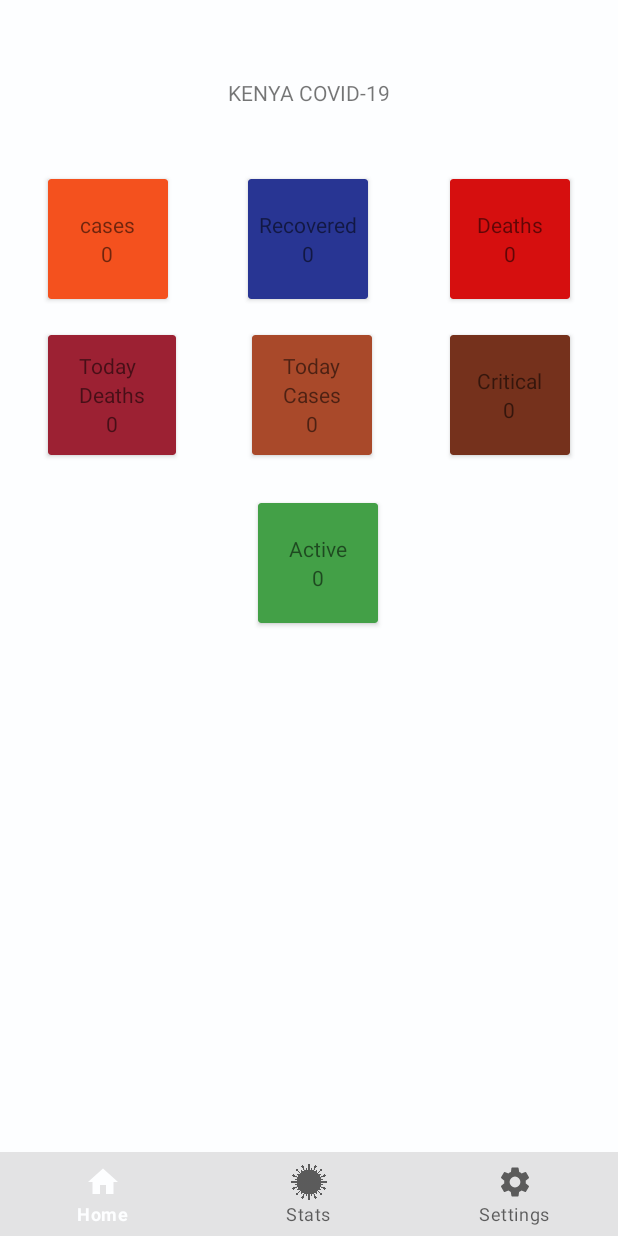
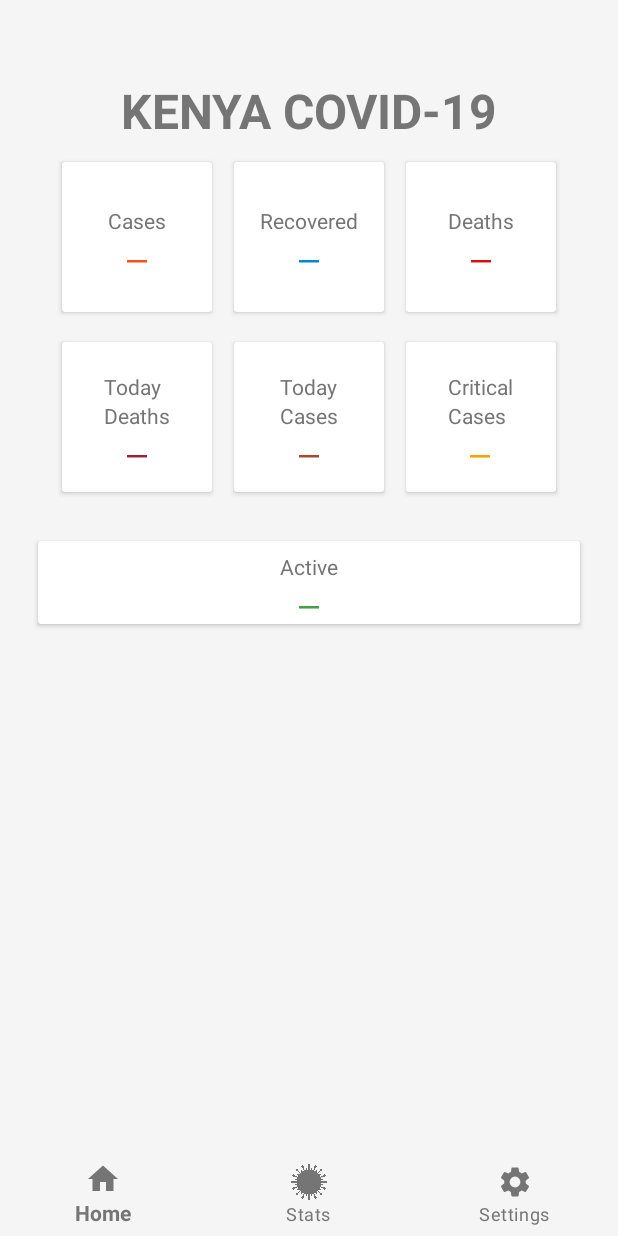
Before and after one commit to opensource254/Covid19-Tracker-App-kenya, an Android app: the StatsActivity screen opened directly, with no data from a screen before it, on a phone screen of 412 x 824 dp. Run offline under Robolectric (Android 15) with nearby library versions, the phone set to English and light mode, and no system bars; our stand-ins replace Volley; network calls fail; Roboto replaces fonts that are not available here; 1 statement that could not run was skipped.

Commit message:
fixed ui and dark theme

```diff
--- a/app/src/main/java/app/azim/techxnoss/covid_19_kenya/MainActivity.java
+++ b/app/src/main/java/app/azim/techxnoss/covid_19_kenya/MainActivity.java
@@ -76,7 +76,7 @@ public class MainActivity extends AppCompatActivity {
                 return true;
             case R.id.navigation_settings:
                 startActivity(new Intent(MainActivity.this, SettingMoreActivity.class));
-                overridePendingTransition(R.anim.slide_up, R.anim.no_animation);
+
 
         }
         return false;
--- a/app/src/main/java/app/azim/techxnoss/covid_19_kenya/StatsActivity.java
+++ b/app/src/main/java/app/azim/techxnoss/covid_19_kenya/StatsActivity.java
@@ -86,13 +86,13 @@ public class StatsActivity extends AppCompatActivity {
         switch (item.getItemId()) {
             case R.id.navigation_home:
                 startActivity(new Intent(StatsActivity.this, MainActivity.class));
-                overridePendingTransition(R.anim.slide_up, R.anim.no_animation);
                 finish();
             case R.id.navigation_stats:
 
 
                 return true;
             case R.id.navigation_settings:
+                startActivity(new Intent(StatsActivity.this, SettingMoreActivity.class));
 
         }
         return false;
--- a/app/src/main/res/drawable/ic_email_black_24dp.xml
+++ b/app/src/main/res/drawable/ic_email_black_24dp.xml
@@ -4,6 +4,6 @@
         android:viewportWidth="24.0"
         android:viewportHeight="24.0">
     <path
-        android:fillColor="?attr/colorPrimaryDark"
+        android:fillColor="?attr/colorPrimary"
         android:pathData="M20,4L4,4c-1.1,0 -1.99,0.9 -1.99,2L2,18c0,1.1 0.9,2 2,2h16c1.1,0 2,-0.9 2,-2L22,6c0,-1.1 -0.9,-2 -2,-2zM20,8l-8,5 -8,-5L4,6l8,5 8,-5v2z"/>
 </vector>
--- a/app/src/main/res/drawable/ic_home_black_24dp.xml
+++ b/app/src/main/res/drawable/ic_home_black_24dp.xml
@@ -4,6 +4,6 @@
     android:viewportWidth="24.0"
     android:viewportHeight="24.0">
     <path
-        android:fillColor="@color/cardview_light_background"
+        android:fillColor="?attr/colorPrimary"
         android:pathData="M10,20v-6h4v6h5v-8h3L12,3 2,12h3v8z" />
 </vector>
--- a/app/src/main/res/drawable/ic_info_black_24dp.xml
+++ b/app/src/main/res/drawable/ic_info_black_24dp.xml
@@ -4,6 +4,6 @@
         android:viewportWidth="24.0"
         android:viewportHeight="24.0">
     <path
-        android:fillColor="?attr/colorPrimaryDark"
+        android:fillColor="?attr/colorPrimary"
         android:pathData="M12,2C6.48,2 2,6.48 2,12s4.48,10 10,10 10,-4.48 10,-10S17.52,2 12,2zM13,17h-2v-6h2v6zM13,9h-2L11,7h2v2z"/>
 </vector>
--- a/app/src/main/res/drawable/ic_settings_black_24dp.xml
+++ b/app/src/main/res/drawable/ic_settings_black_24dp.xml
@@ -4,6 +4,6 @@
         android:viewportWidth="24"
         android:viewportHeight="24">
     <path
-        android:fillColor="@color/cardview_light_background"
+        android:fillColor="?attr/colorPrimary"
         android:pathData="M19.1,12.9a2.8,2.8 0,0 0,0.1 -0.9,2.8 2.8,0 0,0 -0.1,-0.9l2.1,-1.6a0.7,0.7 0,0 0,0.1 -0.6L19.4,5.5a0.7,0.7 0,0 0,-0.6 -0.2l-2.4,1a6.5,6.5 0,0 0,-1.6 -0.9l-0.4,-2.6a0.5,0.5 0,0 0,-0.5 -0.4H10.1a0.5,0.5 0,0 0,-0.5 0.4L9.3,5.4a5.6,5.6 0,0 0,-1.7 0.9l-2.4,-1a0.4,0.4 0,0 0,-0.5 0.2l-2,3.4c-0.1,0.2 0,0.4 0.2,0.6l2,1.6a2.8,2.8 0,0 0,-0.1 0.9,2.8 2.8,0 0,0 0.1,0.9L2.8,14.5a0.7,0.7 0,0 0,-0.1 0.6l1.9,3.4a0.7,0.7 0,0 0,0.6 0.2l2.4,-1a6.5,6.5 0,0 0,1.6 0.9l0.4,2.6a0.5,0.5 0,0 0,0.5 0.4h3.8a0.5,0.5 0,0 0,0.5 -0.4l0.3,-2.6a5.6,5.6 0,0 0,1.7 -0.9l2.4,1a0.4,0.4 0,0 0,0.5 -0.2l2,-3.4c0.1,-0.2 0,-0.4 -0.2,-0.6ZM12,15.6A3.6,3.6 0,1 1,15.6 12,3.6 3.6,0 0,1 12,15.6Z"/>
 </vector>
--- a/app/src/main/res/layout/activity_splash_screen.xml
+++ b/app/src/main/res/layout/activity_splash_screen.xml
@@ -4,7 +4,7 @@
     xmlns:tools="http://schemas.android.com/tools"
     android:layout_width="match_parent"
     android:layout_height="match_parent"
-    android:background="?attr/colorPrimary"
+    android:background="?attr/colorPrimaryDark"
     tools:context=".SplashScreenActivity">
 
 
--- a/app/src/main/res/layout/activity_stats.xml
+++ b/app/src/main/res/layout/activity_stats.xml
@@ -4,19 +4,24 @@
     xmlns:tools="http://schemas.android.com/tools"
     android:layout_width="match_parent"
     android:layout_height="match_parent"
-    android:background="?attr/colorPrimary"
+    android:background="?attr/colorPrimaryDark"
     tools:context=".StatsActivity">
 
     <androidx.swiperefreshlayout.widget.SwipeRefreshLayout
         android:id="@+id/statsrefresh"
         android:layout_width="match_parent"
-        android:layout_height="match_parent">
+        android:layout_height="match_parent"
+        tools:layout_editor_absoluteX="0dp"
+        tools:layout_editor_absoluteY="-141dp">
 
         <androidx.constraintlayout.widget.ConstraintLayout
             android:layout_width="match_parent"
             android:layout_height="match_parent">
 
             <TextView
+                android:textSize="32sp"
+                android:textStyle="bold"
+                android:textColor="?attr/colorTxt"
                 android:id="@+id/textView"
                 android:layout_width="wrap_content"
                 android:layout_height="wrap_content"
@@ -27,16 +32,56 @@
                 app:layout_constraintStart_toStartOf="parent"
                 app:layout_constraintTop_toTopOf="parent" />
 
+            <LinearLayout
+                android:id="@+id/linear2"
+                android:layout_width="match_parent"
+                android:layout_height="wrap_content"
+                android:gravity="center_horizontal"
+                android:orientation="horizontal"
+                android:padding="5dp"
+                app:layout_constraintEnd_toEndOf="parent"
+                app:layout_constraintStart_toStartOf="parent"
+                app:layout_constraintTop_toBottomOf="@+id/textView">
 
                 <androidx.cardview.widget.CardView
-                android:id="@+id/cardView"
-                android:layout_width="80dp"
-                android:layout_height="80dp"
-                android:layout_marginStart="32dp"
-                android:layout_marginTop="48dp"
-                app:cardBackgroundColor="@color/colorCases"
-                app:layout_constraintStart_toStartOf="parent"
-                app:layout_constraintTop_toBottomOf="@+id/textView">
+                    android:backgroundTint="?attr/colorPrimaryCards"
+                    android:layout_width="100dp"
+                    android:layout_height="100dp"
+                    android:layout_margin="7dp"
+                  >
+
+                    <LinearLayout
+                        android:layout_width="wrap_content"
+                        android:layout_height="wrap_content"
+                        android:layout_gravity="center"
+                        android:orientation="vertical"
+                        android:padding="5dp">
+
+
+                        <TextView
+                            android:layout_width="wrap_content"
+                            android:layout_height="wrap_content"
+                            android:text="Cases"
+                            android:textColor="?attr/colorTxt"/>
+
+                        <TextView
+                            android:textSize="15sp"
+                            android:textStyle="bold"
+                            android:textColor="@color/colorCases"
+                            android:id="@+id/txt_cases"
+                            android:layout_width="wrap_content"
+                            android:layout_height="wrap_content"
+                            android:layout_gravity="center"
+                            android:text="__" />
+                    </LinearLayout>
+
+                </androidx.cardview.widget.CardView>
+
+                <androidx.cardview.widget.CardView
+                    android:backgroundTint="?attr/colorPrimaryCards"
+                    android:layout_width="100dp"
+                    android:layout_height="100dp"
+                    android:layout_margin="7dp">
 
                     <LinearLayout
                         android:layout_width="wrap_content"
@@ -46,34 +91,28 @@
                         android:padding="5dp">
 
                         <TextView
+                            android:textColor="?attr/colorTxt"
                             android:layout_width="wrap_content"
                             android:layout_height="wrap_content"
-                        android:text="cases" />
+                            android:text="Recovered" />
 
                         <TextView
-                        android:id="@+id/txt_cases"
+                            android:textSize="15sp"
+                            android:textStyle="bold"
+                            android:textColor="@color/colorRecovered"
+                            android:id="@+id/txt_recovered"
                             android:layout_width="wrap_content"
                             android:layout_height="wrap_content"
                             android:layout_gravity="center"
-                        android:text="0" />
-
-
+                            android:text="__" />
                     </LinearLayout>
-
-
                 </androidx.cardview.widget.CardView>
 
                 <androidx.cardview.widget.CardView
-                android:id="@+id/cardView1"
-                android:layout_width="80dp"
-                android:layout_height="80dp"
-                android:layout_marginTop="48dp"
-                app:cardBackgroundColor="@color/colorRecovered"
-                app:layout_constraintEnd_toStartOf="@+id/cardView2"
-                app:layout_constraintHorizontal_bias="0.495"
-
-                app:layout_constraintStart_toEndOf="@+id/cardView"
-                app:layout_constraintTop_toBottomOf="@+id/textView">
+                    android:backgroundTint="?attr/colorPrimaryCards"
+                    android:layout_width="100dp"
+                    android:layout_height="100dp"
+                    android:layout_margin="7dp">
 
                     <LinearLayout
                         android:layout_width="wrap_content"
@@ -83,30 +122,43 @@
                         android:padding="5dp">
 
                         <TextView
+                            android:textColor="?attr/colorTxt"
                             android:layout_width="wrap_content"
                             android:layout_height="wrap_content"
-                        android:text="Recovered" />
+                            android:text="Deaths" />
 
                         <TextView
-                        android:id="@+id/txt_recovered"
+                            android:textSize="15sp"
+                            android:textStyle="bold"
+                            android:textColor="@color/colorDeaths"
+                            android:id="@+id/txt_deaths"
                             android:layout_width="wrap_content"
                             android:layout_height="wrap_content"
                             android:layout_gravity="center"
-                        android:text="0" />
+                            android:text="__" />
                     </LinearLayout>
+
 
                 </androidx.cardview.widget.CardView>
 
+
+            </LinearLayout>
+
+            <LinearLayout
+                android:id="@+id/linear1"
+                android:layout_width="match_parent"
+                android:layout_height="wrap_content"
+                android:gravity="center_horizontal"
+                android:orientation="horizontal"
+                app:layout_constraintEnd_toEndOf="parent"
+                app:layout_constraintStart_toStartOf="parent"
+                app:layout_constraintTop_toBottomOf="@+id/linear2">
+
                 <androidx.cardview.widget.CardView
-                android:id="@+id/cardView2"
-                android:layout_width="80dp"
-                android:layout_height="80dp"
-                android:layout_marginTop="48dp"
-                android:layout_marginEnd="32dp"
-                app:cardBackgroundColor="@color/colorDeaths"
-
-                app:layout_constraintEnd_toEndOf="parent"
-                app:layout_constraintTop_toBottomOf="@+id/textView">
+                    android:backgroundTint="?attr/colorPrimaryCards"
+                    android:layout_width="100dp"
+                    android:layout_height="100dp"
+                    android:layout_margin="7dp">
 
                     <LinearLayout
                         android:layout_width="wrap_content"
@@ -116,30 +168,35 @@
                         android:padding="5dp">
 
                         <TextView
+                            android:textColor="?attr/colorTxt"
+                            android:layout_width="wrap_content"
+                            android:layout_height="wrap_content"
+                            android:text="Today" />
+
+                        <TextView
+                            android:textColor="?attr/colorTxt"
                             android:layout_width="wrap_content"
                             android:layout_height="wrap_content"
                             android:text="Deaths" />
 
                         <TextView
-                        android:id="@+id/txt_deaths"
+                            android:textSize="15sp"
+                            android:textStyle="bold"
+                            android:textColor="@color/colorDeathsToday"
+                            android:id="@+id/txt_today_deaths"
                             android:layout_width="wrap_content"
                             android:layout_height="wrap_content"
                             android:layout_gravity="center"
-                        android:text="0" />
+                            android:text="__" />
                     </LinearLayout>
-
 
                 </androidx.cardview.widget.CardView>
 
                 <androidx.cardview.widget.CardView
-                android:id="@+id/cardView3"
-                android:layout_width="85dp"
-                android:layout_height="80dp"
-                android:layout_marginStart="32dp"
-                android:layout_marginTop="24dp"
-                app:cardBackgroundColor="@color/colorDeathsToday"
-                app:layout_constraintStart_toStartOf="parent"
-                app:layout_constraintTop_toBottomOf="@+id/cardView">
+                    android:backgroundTint="?attr/colorPrimaryCards"
+                    android:layout_width="100dp"
+                    android:layout_height="100dp"
+                    android:layout_margin="7dp">
 
                     <LinearLayout
                         android:layout_width="wrap_content"
@@ -149,36 +206,34 @@
                         android:padding="5dp">
 
                         <TextView
+                            android:textColor="?attr/colorTxt"
                             android:layout_width="wrap_content"
                             android:layout_height="wrap_content"
                             android:text="Today" />
 
                         <TextView
+                            android:textColor="?attr/colorTxt"
                             android:layout_width="wrap_content"
                             android:layout_height="wrap_content"
-                        android:text="Deaths" />
+                            android:text="Cases" />
 
                         <TextView
-                        android:id="@+id/txt_today_deaths"
+                            android:textSize="15sp"
+                            android:textStyle="bold"
+                            android:textColor="@color/colorCasesToday"
+                            android:id="@+id/txt_today_cases"
                             android:layout_width="wrap_content"
                             android:layout_height="wrap_content"
                             android:layout_gravity="center"
-                        android:text="0" />
+                            android:text="__" />
                     </LinearLayout>
-
-
                 </androidx.cardview.widget.CardView>
 
                 <androidx.cardview.widget.CardView
-                android:id="@+id/cardView5"
-                android:layout_width="80dp"
-                android:layout_height="80dp"
-                android:layout_marginTop="24dp"
-                app:cardBackgroundColor="@color/colorCasesToday"
-                app:layout_constraintEnd_toStartOf="@+id/cardView4"
-                app:layout_constraintHorizontal_bias="0.495"
-                app:layout_constraintStart_toEndOf="@+id/cardView3"
-                app:layout_constraintTop_toBottomOf="@+id/cardView1">
+                    android:backgroundTint="?attr/colorPrimaryCards"
+                    android:layout_width="100dp"
+                    android:layout_height="100dp"
+                    android:layout_margin="7dp">
 
                     <LinearLayout
                         android:layout_width="wrap_content"
@@ -188,36 +243,43 @@
                         android:padding="5dp">
 
                         <TextView
+                            android:textColor="?attr/colorTxt"
                             android:layout_width="wrap_content"
                             android:layout_height="wrap_content"
-                        android:text="Today" />
+                            android:text="Critical" />
 
                         <TextView
+                            android:textColor="?attr/colorTxt"
                             android:layout_width="wrap_content"
                             android:layout_height="wrap_content"
                             android:text="Cases" />
 
                         <TextView
-                        android:id="@+id/txt_today_cases"
+                            android:textSize="15sp"
+                            android:textStyle="bold"
+                            android:textColor="@color/colorCritical"
+                            android:id="@+id/txt_critical"
                             android:layout_width="wrap_content"
                             android:layout_height="wrap_content"
                             android:layout_gravity="center"
-                        android:text="0" />
+                            android:text="__" />
                     </LinearLayout>
 
 
                 </androidx.cardview.widget.CardView>
 
+
+            </LinearLayout>
+
             <androidx.cardview.widget.CardView
-                android:id="@+id/cardView4"
-                android:layout_width="80dp"
-                android:layout_height="80dp"
-                android:layout_marginTop="24dp"
-                android:layout_marginEnd="32dp"
-                app:cardBackgroundColor="@color/colorCritical"
+                android:backgroundTint="?attr/colorPrimaryCards"
+                android:id="@+id/cardView6"
+                android:layout_width="match_parent"
+                android:layout_height="55dp"
+                android:layout_margin="25dp"
 
-                app:layout_constraintEnd_toEndOf="parent"
-                app:layout_constraintTop_toBottomOf="@+id/cardView2">
+                app:layout_constraintTop_toBottomOf="@+id/linear1"
+                tools:layout_editor_absoluteX="34dp">
 
                 <LinearLayout
                     android:layout_width="wrap_content"
@@ -227,50 +289,20 @@
                     android:padding="5dp">
 
                     <TextView
-                        android:layout_width="wrap_content"
-                        android:layout_height="wrap_content"
-                        android:text="Critical" />
-
-                    <TextView
-                        android:id="@+id/txt_critical"
-                        android:layout_width="wrap_content"
-                        android:layout_height="wrap_content"
-                        android:layout_gravity="center"
-                        android:text="0" />
-                </LinearLayout>
-
-
-            </androidx.cardview.widget.CardView>
-
-            <androidx.cardview.widget.CardView
-                android:id="@+id/cardView6"
-                android:layout_width="80dp"
-                android:layout_height="80dp"
-                android:layout_marginTop="32dp"
-                app:cardBackgroundColor="@color/colorActive"
-                app:layout_constraintEnd_toEndOf="parent"
-                app:layout_constraintHorizontal_bias="0.519"
-                app:layout_constraintStart_toStartOf="parent"
-                app:layout_constraintTop_toBottomOf="@+id/cardView5">
-
-                <LinearLayout
-                    android:layout_width="wrap_content"
-                    android:layout_height="wrap_content"
-                    android:layout_gravity="center"
-                    android:orientation="vertical"
-                    android:padding="5dp">
-
-                    <TextView
+                        android:textColor="?attr/colorTxt"
                         android:layout_width="wrap_content"
                         android:layout_height="wrap_content"
                         android:text="Active" />
 
                     <TextView
+                        android:textSize="15sp"
+                        android:textStyle="bold"
+                        android:textColor="@color/colorActive"
                         android:id="@+id/txt_active"
                         android:layout_width="wrap_content"
                         android:layout_height="wrap_content"
                         android:layout_gravity="center"
-                        android:text="0" />
+                        android:text="__" />
                 </LinearLayout>
 
 
@@ -282,8 +314,12 @@
                 android:layout_height="wrap_content"
                 android:layout_gravity="bottom"
                 android:background="?android:attr/windowBackground"
+                app:itemIconTint="?attr/colorTxt"
+                app:itemTextAppearanceActive="@color/colorPrimary"
+                app:itemTextColor="?attr/colorTxt"
                 app:backgroundTint="?attr/colorPrimaryDark"
                 app:elevation="0dp"
+                app:itemRippleColor="?attr/colorPrimary"
                 app:layout_constraintBottom_toBottomOf="parent"
                 app:layout_constraintHorizontal_bias="1.0"
                 app:layout_constraintLeft_toLeftOf="parent"
@@ -292,5 +328,7 @@
                 app:layout_constraintVertical_bias="1.0"
                 app:menu="@menu/bottom_nav_menu" />
         </androidx.constraintlayout.widget.ConstraintLayout>
+
+
     </androidx.swiperefreshlayout.widget.SwipeRefreshLayout>
 </androidx.constraintlayout.widget.ConstraintLayout>
--- a/app/src/main/res/values/atrr.xml
+++ b/app/src/main/res/values/atrr.xml
@@ -2,8 +2,9 @@
 
     <resources>
 
-
-        <attr name="colorPrimary" format="color"/>
+    <attr name="colorTxt" format="color"/>
+       <attr name="colorPrimaryCards" format="color"/>
+    <attr name="colorPrimary" format="color"/>
         <attr name="colorPrimaryDark" format="color"/>
         <attr name="colorAccent" format="color"/>
     </resources>
--- a/app/src/main/res/values/colors.xml
+++ b/app/src/main/res/values/colors.xml
@@ -1,21 +1,26 @@
 <?xml version="1.0" encoding="utf-8"?>
 <resources>
-    <color name="colorPrimary">#28383B</color>
-    <color name="colorPrimaryDark">#314549</color>
-    <color name="colorAccent">#FFF</color>
+
+    <color name="colorTxt">#ffffff</color>
+    <color name="colorPrimaryCards">#424242</color>
+    <color name="colorPrimary">#0288D1</color>
+    <color name="colorPrimaryDark">#212121</color>
+    <color name="colorAccent">#303030</color>
 
 
-    <color name="colorPrimaryDay">#FDFEFF</color>
-    <color name="colorPrimaryDarkDay">#E3E3E4</color>
-    <color name="colorAccentDay">#7A7776</color>
+    <color name="colorDayTxt">#757575</color>
+    <color name="colorPrimaryDayCards">#ffffff</color>
+    <color name="colorPrimaryDay">#0288D1</color>
+    <color name="colorPrimaryDarkDay">#f5f5f5</color>
+    <color name="colorAccentDay">#e0e0e0</color>
 
     <color name="colorCases">#F4511E</color>
     <color name="colorCasesToday">#A9492A</color>
-    <color name="colorRecovered">#283593</color>
+    <color name="colorRecovered">#0288D1</color>
     <color name="colorDeaths">#D60F0F</color>
     <color name="colorDeathsToday">#9C2133</color>
     <color name="colorActive">#43A047</color>
-    <color name="colorCritical">#75311C</color>
+    <color name="colorCritical">#FFA000</color>
 
 
 
--- a/app/src/main/res/values/styles.xml
+++ b/app/src/main/res/values/styles.xml
@@ -13,6 +13,9 @@
 
 
     <style name="DarkTheme" parent="Theme.MaterialComponents.NoActionBar">
+
+        <item name="colorPrimaryCards">@color/colorPrimaryCards</item>
+        <item name="colorTxt">@color/colorTxt</item>
         <item name="colorPrimary">@color/colorPrimary</item>
         <item name="colorPrimaryDark">@color/colorPrimaryDark</item>
         <item name="colorAccent">@color/colorAccent</item>
@@ -20,6 +23,8 @@
     </style>
 
     <style name="LightTheme" parent="Theme.MaterialComponents.DayNight.NoActionBar">
+        <item name="colorPrimaryCards">@color/colorPrimaryDayCards</item>
+        <item name="colorTxt">@color/colorDayTxt</item>
         <item name="colorPrimary">@color/colorPrimaryDay</item>
         <item name="colorPrimaryDark">@color/colorPrimaryDarkDay</item>
         <item name="colorAccent">@color/colorAccentDay</item>
```
Also changed, not shown: app/src/main/java/app/azim/techxnoss/covid_19_kenya/SettingMoreActivity.java (+8 -0 lines), app/src/main/res/layout/activity_main.xml (+6 -5 lines), app/src/main/res/layout/activity_precautions.xml (+37 -21 lines), app/src/main/res/layout/activity_setting_more.xml (+12 -4 lines). Lines whose indentation alone changed are shown as unchanged.
